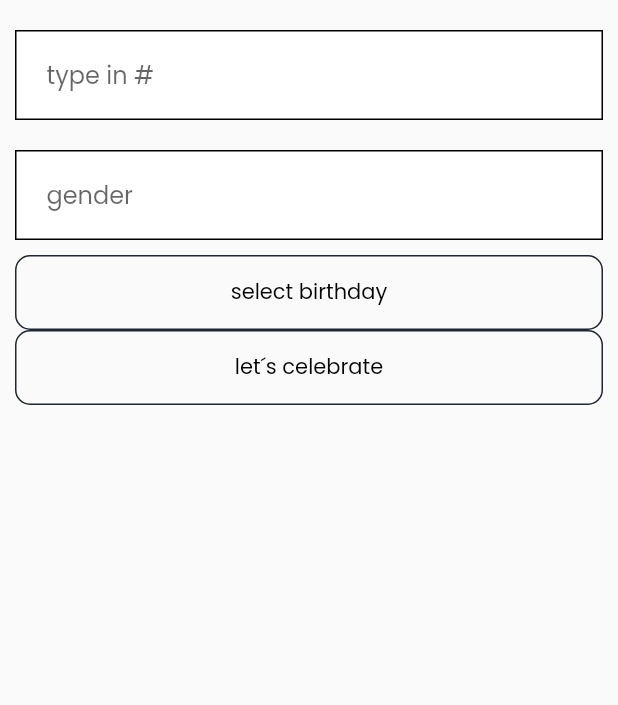
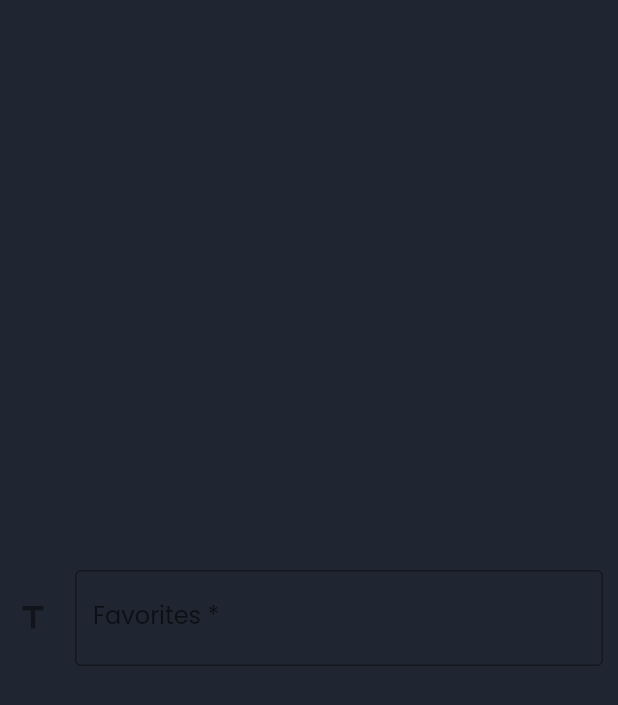
Before and after one commit to Just-another-Muensterhack/revent, a Flutter app: the DataPage screen opened directly, on a phone screen of 412 x 824 dp. Shown: the top 705 px of the screen. Run offline on Flutter 3.47's test engine with Material 2 defaults, Android fonts, the phone set to English and light mode, and no system bars; our stand-ins replace cloud_firestore, firebase_auth, firebase_core, flutter_signin_button, google_sign_in; accounts and stored records are empty.

Commit message:
Issue 8 (#46)
* Added auth_service and Login Page

* color constants added

* first draft for custom button added

* Added First Form for Registration

* Transperent added and thikness of border changed

* Added Custom Textfield

* added text color to CustomButton

* added landing page

* added imageAppBar

* Added Data page

* removed duplicates in pubspec

* Added Default color to Button

* Edited regrister_page

* Migrated Version

* first draft for selectInterests

* removed unnecessary code

* Formated Custom button

* button for continue added

* Implemended Regristration and Login forms

* Fixed Warnings

* embedded login page into app

* added regular font and improved landing page

* added anon sign in

* added sign in navigation

Co-authored-by: 3onier <30025379+3onier@users.noreply.github.com>
Co-authored-by: Florian Sabonchi <sabonchi@posteo.de>
Co-authored-by: Jannik Wibker <jannikwibker@gmail.com>
Co-authored-by: use-to <use-to@outlook.de>

```diff
--- a/lib/main.dart
+++ b/lib/main.dart
@@ -1,9 +1,8 @@
 import 'package:firebase_auth/firebase_auth.dart';
 import 'package:firebase_core/firebase_core.dart';
 import 'package:flutter/material.dart';
-import 'package:flutter/rendering.dart';
+import 'package:revent/pages/landing_page.dart';
 import 'package:revent/pages/home_page.dart';
-import 'package:revent/pages/landing_page.dart';
 import 'package:revent/pages/splash_screen.dart';
 import 'package:revent/services/auth_service.dart';
 
@@ -40,7 +39,7 @@ class App extends StatefulWidget {
 }
 
 class _AppState extends State<App> {
-  bool _initialized = false; // TODO CHANGE
+  bool _initialized = false;
   bool _error = false;
 
   Widget _currentPage = SplashScreen();
--- a/lib/pages/auth/login/data_page.dart
+++ b/lib/pages/auth/login/data_page.dart
@@ -1,66 +1,50 @@
 import 'package:flutter/material.dart';
-import 'package:revent/models/profile.dart';
-import 'package:revent/widget/custom_button.dart';
-import 'package:revent/widget/custom_textfield.dart';
+import 'package:revent/constants/colors.dart';
+import 'package:revent/models/commons.dart';
+import 'package:revent/pages/auth/login/select_interests_page.dart';
 
-class DataPage extends StatefulWidget{
+class DataPage extends StatefulWidget {
   @override
   State<StatefulWidget> createState() => _DataPageState();
 }
 
-class _DataPageState extends State<DataPage>{
+class _DataPageState extends State<DataPage> {
+  final GlobalKey<FormState> _formKey = GlobalKey<FormState>();
 
-  //String _number = '';
-  //String _gender = '';
-  DateTime _birthday = DateTime.now();
-
-  Future<void> _sendForm()async{
-    return Profile.create(_birthday);
-  }
-
-  void _openDatePicker(BuildContext context){
-    showDatePicker(
-        context: context,
-        initialDate: _birthday,
-        firstDate: DateTime(1900),
-        lastDate: DateTime.now()
-    ).then((value) {setState(() {
-      _birthday = value;
-      });
-    });
-  }
+  List<Genre> favorites = [];
 
   @override
   Widget build(BuildContext context) {
     return Scaffold(
-      body: Padding(
-        padding: EdgeInsets.all(10.0),
-        child: Column(
-          children: [
-            Form(
-                child: Column(
-                  children: [
-                    CustomInput(hintText: "type in #", onChanged: (value) => this.setState(() {
-                      //this._number = value;
-                    })),
-                    CustomInput(hintText: "gender", onChanged: (value) => this.setState(() {
-                      //this._gender = value;
-                    })),
-                    CustomButton(
-                      buttonText: "select birthday",
-                      onPress: () => _openDatePicker(context),
-                    )
-                  ],
-                )
-            ),
-            CustomButton(
-              buttonText: "let´s celebrate",
-              onPress: () => _sendForm(),
-            )
-          ],
+      backgroundColor: primary,
+      body: Form(
+        key: _formKey,
+        child: Padding(
+          padding: EdgeInsets.all(10.0),
+          child: Column(
+            mainAxisAlignment: MainAxisAlignment.center,
+            crossAxisAlignment: CrossAxisAlignment.start,
+            children: [
+              TextFormField(
+                validator: (String input) {
+                  return null;
+                },
+                decoration: InputDecoration(
+                  border: OutlineInputBorder(),
+                  icon: Icon(Icons.title),
+                  hintText: "Choose your favorite genres!",
+                  labelText: "Favorites *",
+                ),
+                onTap: () => Navigator.of(context).push(
+                  MaterialPageRoute(
+                    builder: (context) => SelectInterestsPage(),
+                  ),
+                ),
+              ),
+            ],
+          ),
         ),
-      )
+      ),
     );
   }
-
 }
--- a/pubspec.yaml
+++ b/pubspec.yaml
@@ -36,6 +36,8 @@ dependencies:
   firebase_analytics: "^8.3.0"
   cloud_firestore: "^2.5.0"
   cloud_functions: "^3.0.3"
+
+  flutter_signin_button: "^2.0.0"
 
 dev_dependencies:
   flutter_test:
```
Also changed, not shown: lib/pages/auth/login/login_page.dart (+49 -24 lines), lib/pages/auth/login/select_interests_page.dart (+5 -2 lines), lib/services/auth_service.dart (+6 -2 lines), 1 other file.
